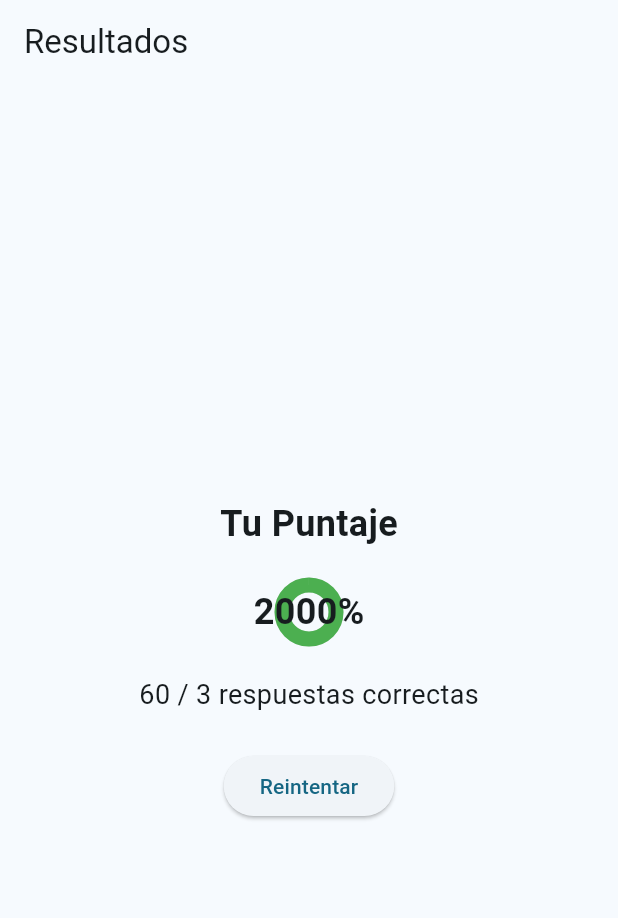
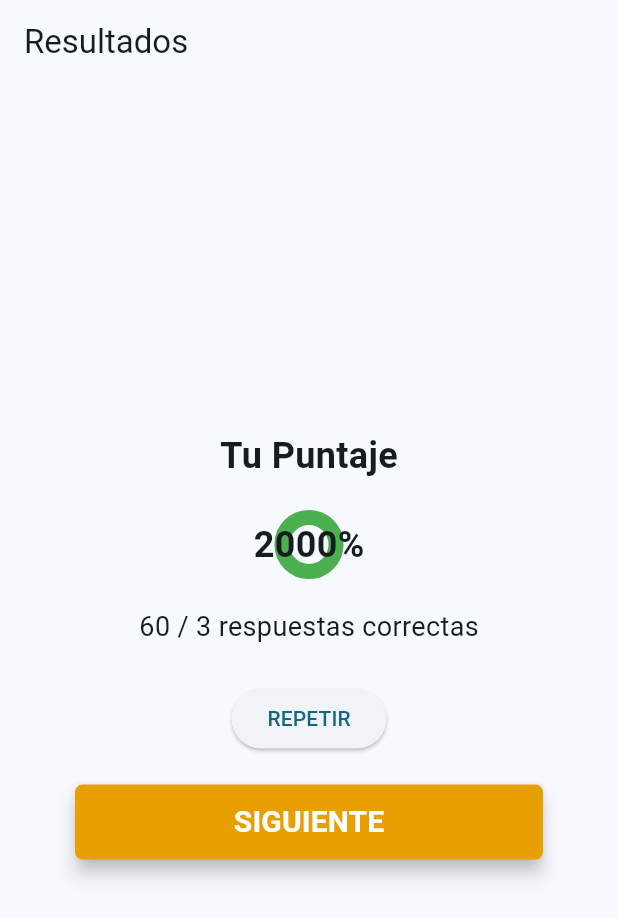
Before and after one commit to codefreire/alse, a Flutter app: the ScoreScreen screen opened by its route, on a phone screen of 412 x 824 dp. Shown: the top 918 px of the screen. Run offline on Flutter 3.47's test engine with Material 3 defaults, Android fonts, the phone set to English and light mode, and no system bars; our stand-ins replace go_router, image_picker, shared_preferences, youtube_player_flutter; accounts and stored records are empty.

Commit message:
correcion bug score

```diff
--- a/lib/interface/screens/level/score_screen.dart
+++ b/lib/interface/screens/level/score_screen.dart
@@ -1,4 +1,8 @@
+import 'package:alse/configuration/app_colors.dart';
+import 'package:alse/interface/screens/home/main_screen.dart';
+import 'package:alse/interface/screens/level/level_screen.dart';
 import 'package:alse/interface/screens/level/question_screen.dart';
+import 'package:alse/interface/widgets/shared/custom_buttom_widget.dart';
 import 'package:flutter/material.dart';
 import 'package:go_router/go_router.dart';
 
@@ -49,9 +53,20 @@ class ScoreScreen extends StatelessWidget {
             ElevatedButton(
               onPressed: () {
                 //pushnamed
-                context.go(QuestionScreen.name); // Volver a iniciar el cuestionario
+                //context.go(QuestionScreen.name); // Volver a iniciar el cuestionario
+                context.goNamed(QuestionScreen.name);
               },
-              child: const Text('Reintentar'),
+              child: const Text('REPETIR'),
+            ),
+            Padding(
+              padding: const EdgeInsets.symmetric(horizontal: 50, vertical: 20),
+              child: CustomButtomWidget(
+                      text: 'SIGUIENTE',
+                      radius: 5,
+                      onPressed: () => {context.pushNamed(MainScreen.name)},
+                      textFontSize: 20,
+                      colorText: AppColors.tertiaryColor,
+                    ),
             ),
           ],
         ),
```
Also changed, not shown: lib/interface/screens/level/question_screen.dart (+4 -3 lines).
